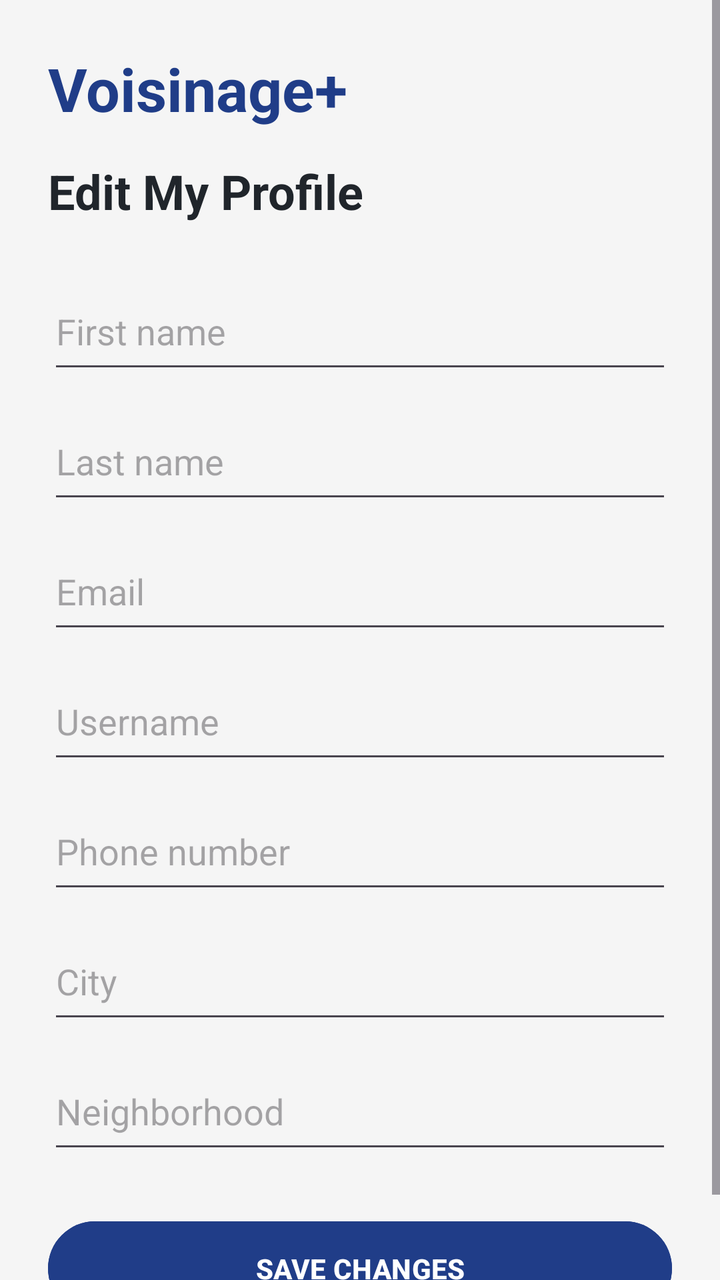
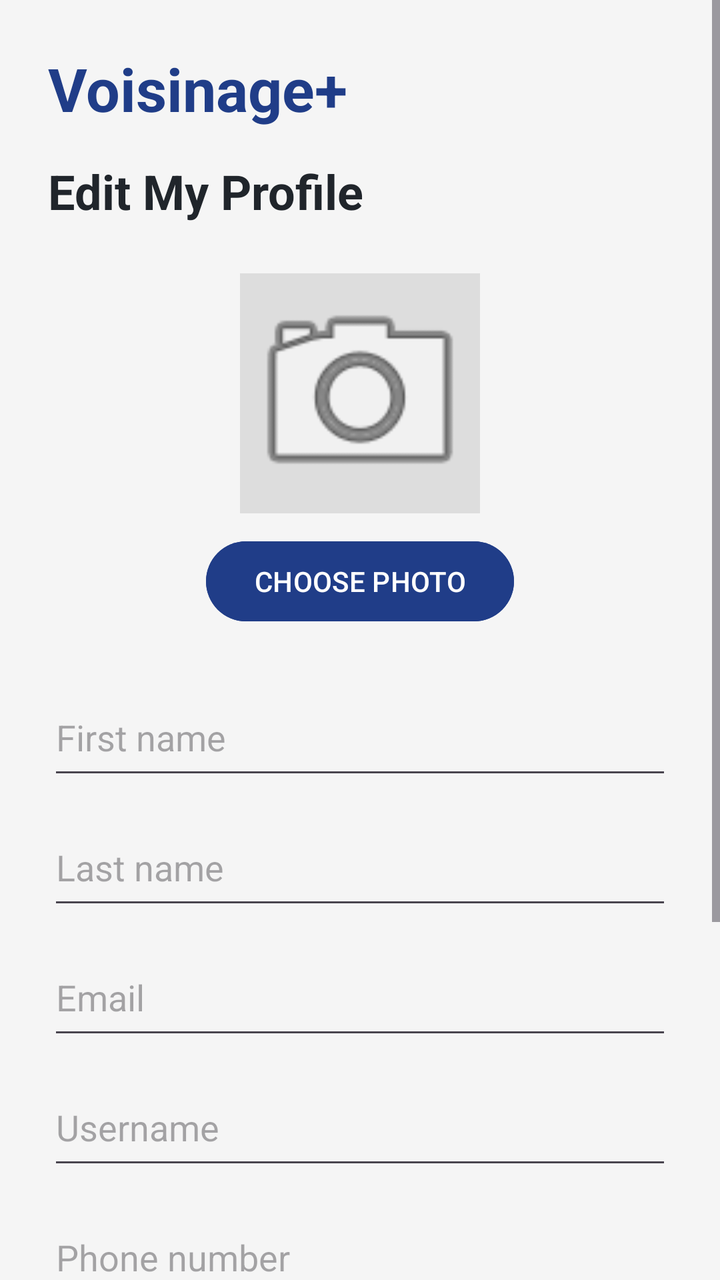

Before-and-after screenshots of an Android layout around one commit, followed by the original layout XML and the change that was made.
<!-- AndroidManifest.xml: application theme Theme.Voisinage_plus -->
<!-- res/layout/activity_edit_profile.xml -->
<?xml version="1.0" encoding="utf-8"?>
<ScrollView xmlns:android="http://schemas.android.com/apk/res/android"
    android:layout_width="match_parent"
    android:layout_height="match_parent"
    android:background="#F5F5F5"
    android:fillViewport="true">

    <LinearLayout
        android:layout_width="match_parent"
        android:layout_height="wrap_content"
        android:orientation="vertical"
        android:padding="24dp">

        <TextView
            android:layout_width="wrap_content"
            android:layout_height="wrap_content"
            android:text="Voisinage+"
            android:textColor="#203D88"
            android:textSize="30sp"
            android:textStyle="bold" />

        <TextView
            android:layout_width="wrap_content"
            android:layout_height="wrap_content"
            android:layout_marginTop="15dp"
            android:text="Edit My Profile"
            android:textColor="#20252B"
            android:textSize="24sp"
            android:textStyle="bold" />

        <EditText
            android:id="@+id/edtEditPrenom"
            android:layout_width="match_parent"
            android:layout_height="55dp"
            android:layout_marginTop="25dp"
            android:hint="First name"
            android:inputType="textPersonName" />

        <EditText
            android:id="@+id/edtEditNom"
            android:layout_width="match_parent"
            android:layout_height="55dp"
            android:layout_marginTop="10dp"
            android:hint="Last name"
            android:inputType="textPersonName" />

        <EditText
            android:id="@+id/edtEditEmail"
            android:layout_width="match_parent"
            android:layout_height="55dp"
            android:layout_marginTop="10dp"
            android:hint="Email"
            android:inputType="textEmailAddress" />

        <EditText
            android:id="@+id/edtEditLogin"
            android:layout_width="match_parent"
            android:layout_height="55dp"
            android:layout_marginTop="10dp"
            android:hint="Username"
            android:inputType="text" />

        <EditText
            android:id="@+id/edtEditTelephone"
            android:layout_width="match_parent"
            android:layout_height="55dp"
            android:layout_marginTop="10dp"
            android:hint="Phone number"
            android:inputType="phone" />

        <EditText
            android:id="@+id/edtEditVille"
            android:layout_width="match_parent"
            android:layout_height="55dp"
            android:layout_marginTop="10dp"
            android:hint="City"
            android:inputType="text" />

        <EditText
            android:id="@+id/edtEditQuartier"
            android:layout_width="match_parent"
            android:layout_height="55dp"
            android:layout_marginTop="10dp"
            android:hint="Neighborhood"
            android:inputType="text" />

        <Button
            android:id="@+id/btnSaveProfile"
            android:layout_width="match_parent"
            android:layout_height="55dp"
            android:layout_marginTop="25dp"
            android:text="SAVE CHANGES"
            android:textColor="#FFFFFF"
            android:textStyle="bold"
            android:backgroundTint="#203D88" />

    </LinearLayout>

</ScrollView>
<!-- resources referenced by this layout -->
<resources>
  <style name="Theme.Voisinage_plus" parent="Base.Theme.Voisinage_plus" />
  <style name="Base.Theme.Voisinage_plus" parent="Theme.Material3.DayNight.NoActionBar">
          
          
      </style>
</resources>

<!-- the commit's change to res/layout/activity_edit_profile.xml (unified diff, before → after) -->
@@ -27,6 +27,28 @@
             android:textColor="#20252B"
             android:textSize="24sp"
             android:textStyle="bold" />
+
+        
+        <ImageView
+            android:id="@+id/imgEditProfile"
+            android:layout_width="120dp"
+            android:layout_height="120dp"
+            android:layout_gravity="center_horizontal"
+            android:layout_marginTop="25dp"
+            android:background="#DDDDDD"
+            android:scaleType="centerCrop"
+            android:src="@android:drawable/ic_menu_camera"
+            android:contentDescription="Profile photo" />
+
+        <Button
+            android:id="@+id/btnChoosePhoto"
+            android:layout_width="wrap_content"
+            android:layout_height="48dp"
+            android:layout_gravity="center_horizontal"
+            android:layout_marginTop="10dp"
+            android:text="CHOOSE PHOTO"
+            android:textColor="#FFFFFF"
+            android:backgroundTint="#203D88" />
 
         <EditText
             android:id="@+id/edtEditPrenom"
